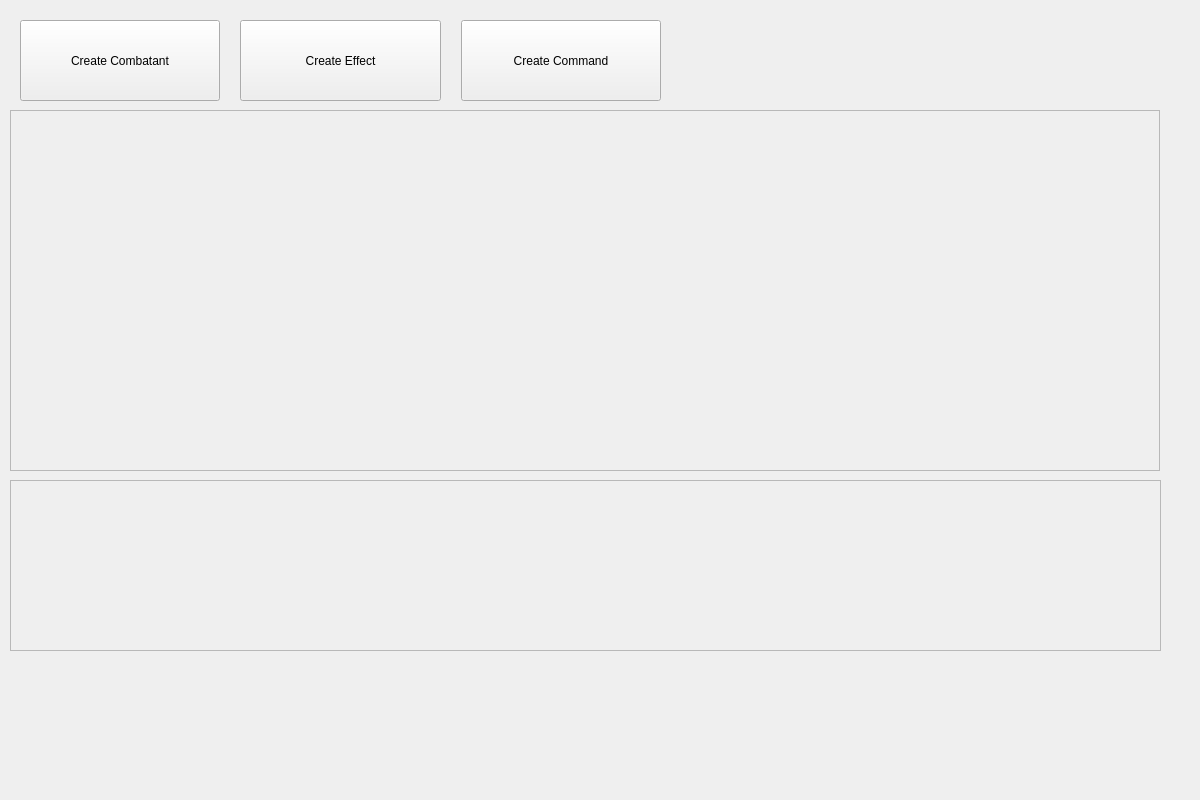
lazaropo/2EManager, file src/ManagerPF2E/managerwidget.ui: the form before one commit.
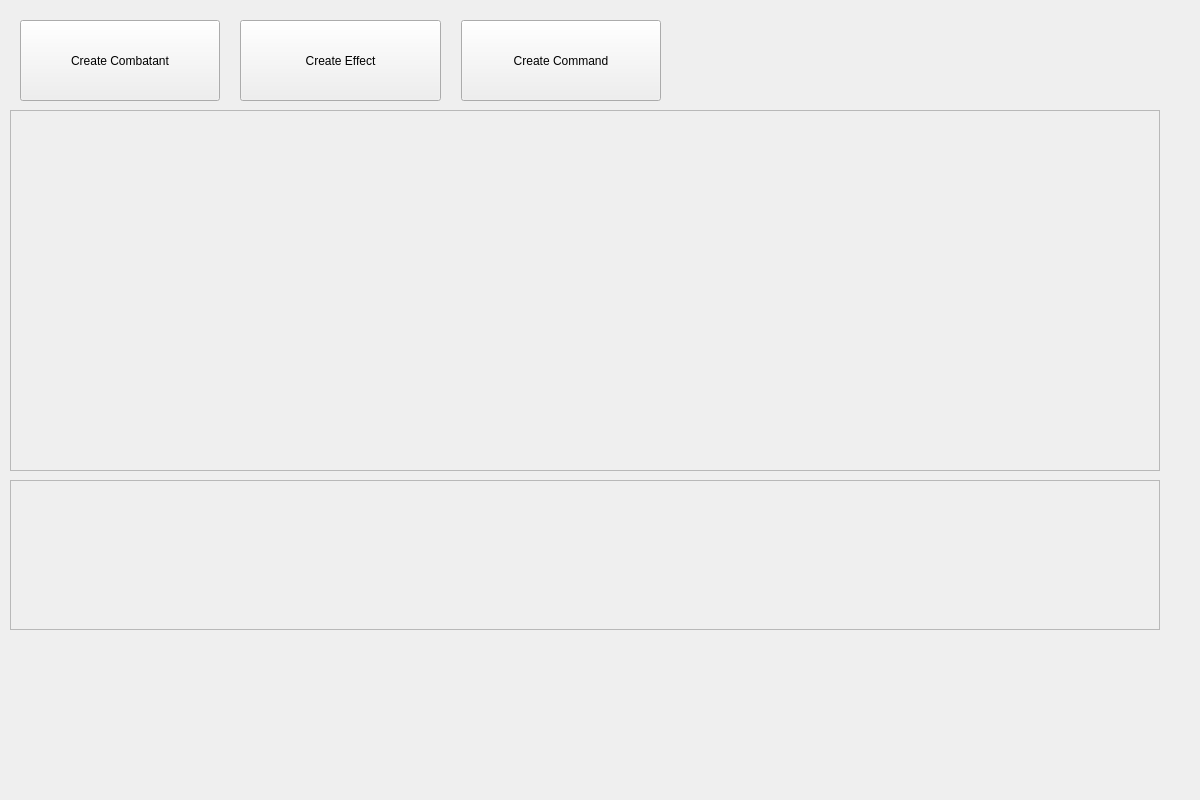
The form after the commit.

Patch:
```diff
--- a/src/ManagerPF2E/managerwidget.ui
+++ b/src/ManagerPF2E/managerwidget.ui
@@ -104,8 +104,8 @@
     <rect>
      <x>10</x>
      <y>480</y>
-     <width>1151</width>
-     <height>171</height>
+     <width>1150</width>
+     <height>150</height>
     </rect>
    </property>
    <property name="widgetResizable">
@@ -116,8 +116,8 @@
      <rect>
       <x>0</x>
       <y>0</y>
-      <width>1149</width>
-      <height>169</height>
+      <width>1148</width>
+      <height>148</height>
      </rect>
     </property>
    </widget>
```
